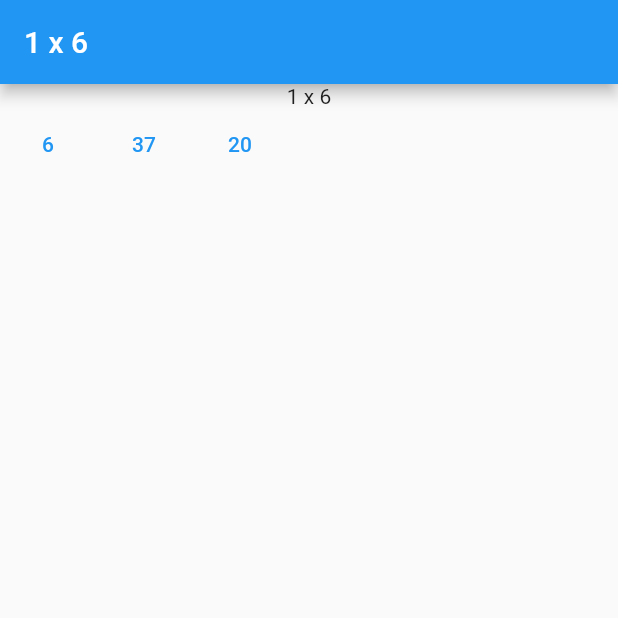
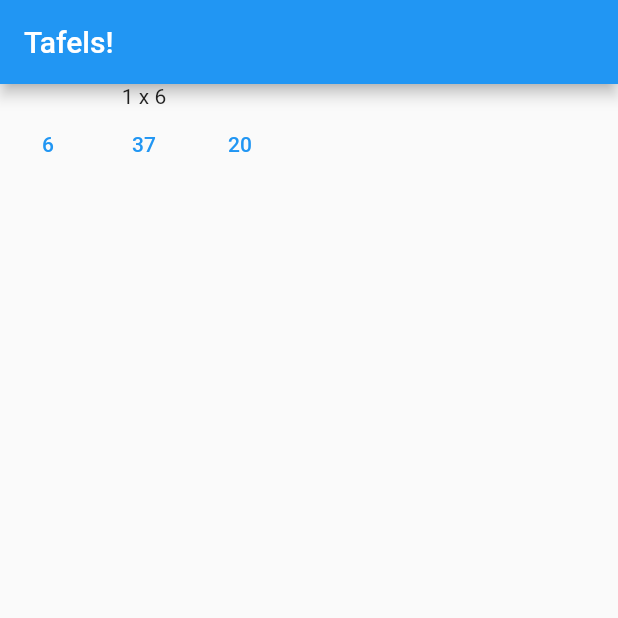
Before and after one commit to rogiervandenberg/tafeltester, a Flutter app: the screen it shows after launch, after a tap on "Start", on a phone screen of 412 x 824 dp, the top half of it. Run offline on Flutter 3.47's test engine with Material 2 defaults, Android fonts, the light colour scheme and no system bars; our stand-ins replace bloc, flutter_bloc.

Commit message:
Fix question states

```diff
--- a/lib/cubit/question_state.dart
+++ b/lib/cubit/question_state.dart
@@ -1,16 +1,11 @@
 part of 'question_cubit.dart';
 
-// @immutable
-abstract class QuestionState {
-  Multiplication? question;
-  QuestionState(this.question);
-}
+@immutable
+abstract class QuestionState {}
 
-class QuestionInitial extends QuestionState {
-  QuestionInitial() : super(null);
-}
+class QuestionInitial extends QuestionState {}
 
 class QuestionChanged extends QuestionState {
-  final Multiplication newQuestion;
-  QuestionChanged(this.newQuestion) : super(newQuestion);
+  final Multiplication question;
+  QuestionChanged(this.question);
 }
--- a/lib/main.dart
+++ b/lib/main.dart
@@ -43,12 +43,13 @@ class MyApp extends StatelessWidget {
                 appBar: AppBar(
                   // Here we take the value from the MyHomePage object that was created by
                   // the App.build method, and use it to set our appbar title.
-                  title: Text(state.question.toString()),
+                  title: const Text("Tafels!"),
                 ),
                 body: Column(
                   children: [
                     // Score(),
-                    Text(state.question.toString()),
+                    if (state is QuestionChanged)
+                      Text(state.question.toString()),
                     if (state is QuestionInitial)
                       TextButton(
                           onPressed: () =>
@@ -56,6 +57,7 @@ class MyApp extends StatelessWidget {
                           child: const Text("Start")),
                     if (state is QuestionChanged)
                       Row(
+                        mainAxisSize: MainAxisSize.min,
                         children: [
                           for (var i in state.question!.answerOptions())
                             TextButton(
```
